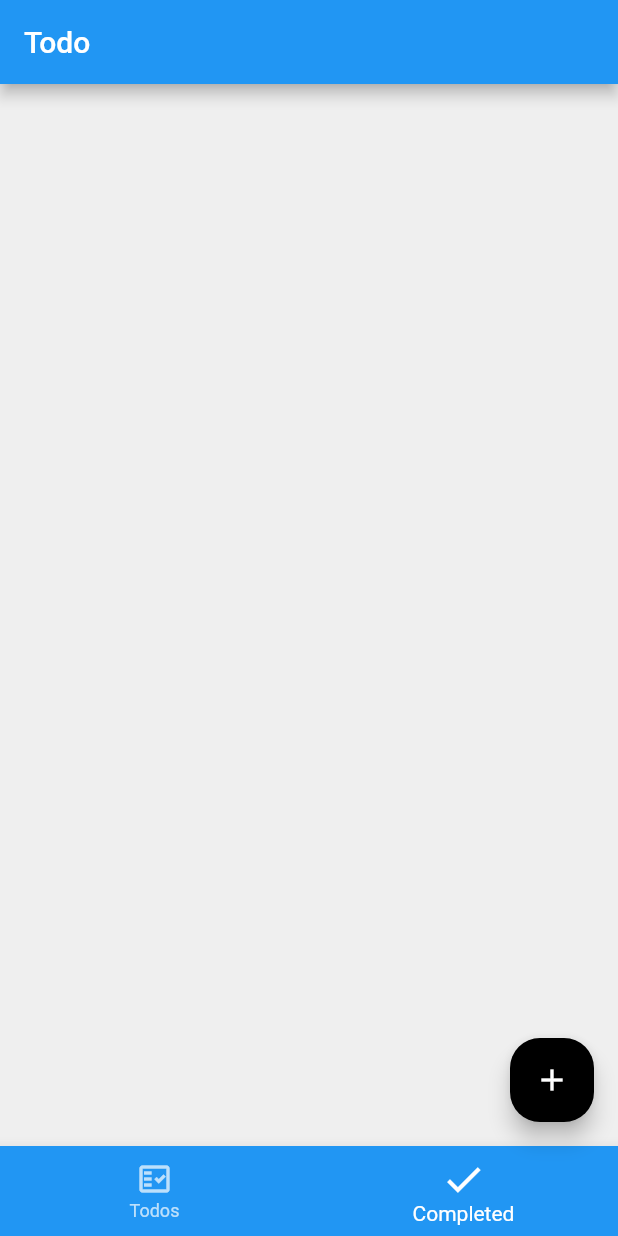
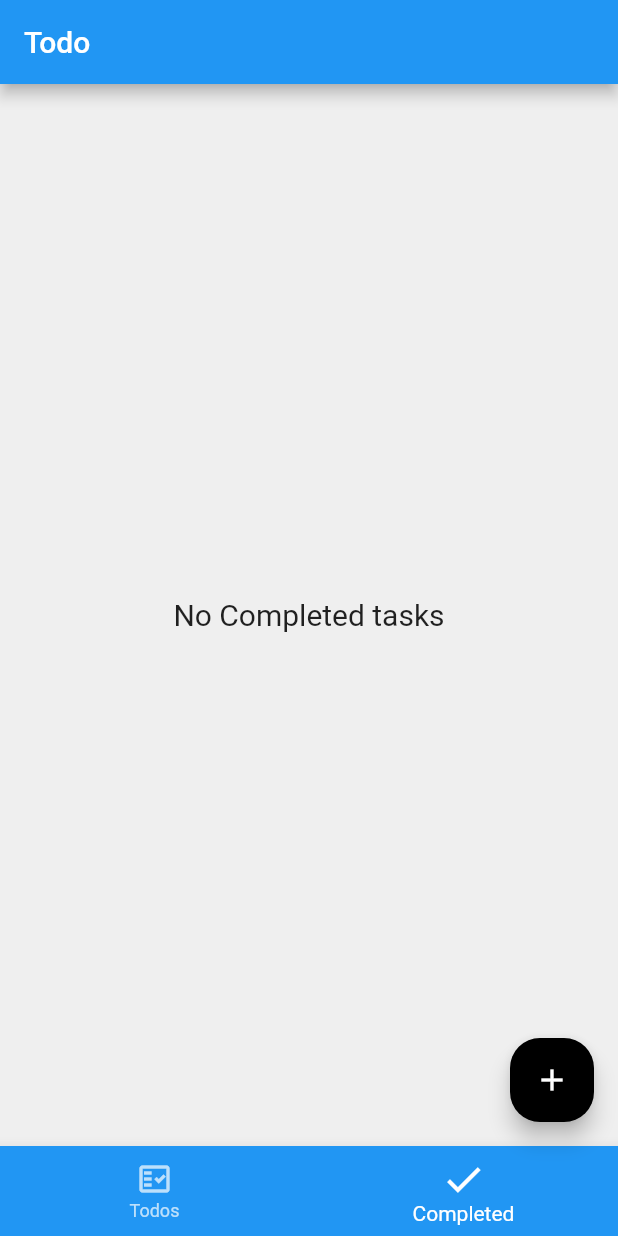
Before and after one commit to anuphong-github/TodoApp-flutter, a Flutter app: the screen it shows after launch, item 2 of the bottom bar chosen, on a phone screen of 412 x 824 dp. Run offline on Flutter 3.47's test engine with Material 2 defaults, Android fonts, the phone set to English and light mode, and no system bars; our stand-ins replace flutter_slidable.

Commit message:
Updated checkbox and completed

```diff
--- a/lib/model/todo.dart
+++ b/lib/model/todo.dart
@@ -8,13 +8,13 @@ class Todo{
   String title;
   String id;
   String description;
-  bool idDone;
+  bool isDone;
 
   Todo({
     required this.createdTime,
     required this.title,
     this.description = '',
     required this.id,
-    this.idDone = false,
+    this.isDone = false,
   });
 }
--- a/lib/page/home_page.dart
+++ b/lib/page/home_page.dart
@@ -1,6 +1,7 @@
 import 'package:flutter/material.dart';
 import 'package:todoapp/main.dart';
 import 'package:todoapp/widget/add_todo_dialog_widget.dart';
+import 'package:todoapp/widget/completed_list_widget.dart';
 import 'package:todoapp/widget/todo_list_widget.dart';
 class HomePage extends StatefulWidget{
   @override
@@ -12,7 +13,7 @@ class _HomePageState extends State<HomePage>{
   Widget build(BuildContext context){
     final tabs = [
       TodoListWidget(),
-      Container(),
+      CompletedListWidget(),
     ];
     return Scaffold(
       appBar: AppBar(
--- a/lib/provider/todos.dart
+++ b/lib/provider/todos.dart
@@ -22,7 +22,8 @@ class TodosProvider extends ChangeNotifier{
       title: 'Meeting with kookkai', id: '',
     ),
   ];
-  List<Todo> get todos => _todos.where((todo) => todo.idDone == false).toList();
+  List<Todo> get todos => _todos.where((todo) => todo.isDone == false).toList();
+  List<Todo> get todosCompleted => _todos.where((todo) => todo.isDone == true).toList();
 
   void addTodo(Todo todo){
     _todos.add(todo);
@@ -36,4 +37,11 @@ class TodosProvider extends ChangeNotifier{
 
     notifyListeners();
   }
+  bool toggleTodoStatus(Todo todo){
+    todo.isDone = !todo.isDone;
+
+    notifyListeners();
+
+    return todo.isDone;
+  }
 }
--- /dev/null
+++ b/lib/widget/completed_list_widget.dart
@@ -0,0 +1,30 @@
+import 'package:flutter/material.dart';
+import 'package:provider/provider.dart';
+import 'package:todoapp/provider/todos.dart';
+import 'package:todoapp/widget/todo_widget.dart';
+
+class CompletedListWidget extends StatelessWidget{
+  @override
+  Widget build(BuildContext context){
+    final provider = Provider.of<TodosProvider>(context);
+    final todos = provider.todosCompleted;
+
+    return todos.isEmpty
+        ? Center(
+      child: Text(
+        'No Completed tasks',
+        style: TextStyle(fontSize: 20),
+      ),
+    )
+        : ListView.separated(
+      physics: BouncingScrollPhysics(),
+      padding: EdgeInsets.all(16),
+      separatorBuilder: (context,index) => Container(height: 8),
+      itemCount: todos.length,
+      itemBuilder: (context,index){
+        final todo = todos[index];
+        return TodoWidget(todo:todo);
+      },
+    );
+  }
+}
```
Also changed, not shown: lib/widget/todo_widget.dart (+10 -2 lines).
